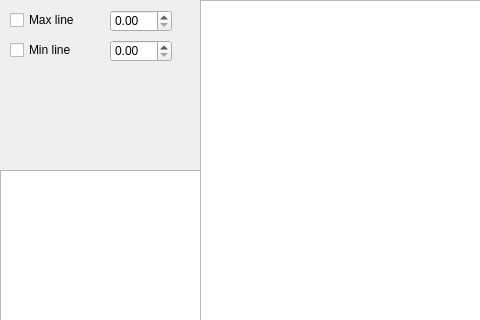
Before: the Qt Designer form ui/mainwindow.ui in MatteoFranchini01/python_graph_plotter, drawn with Qt 5; both pictures show x 0 to 480 and y 0 to 320 of the 800 by 600 pixel window.
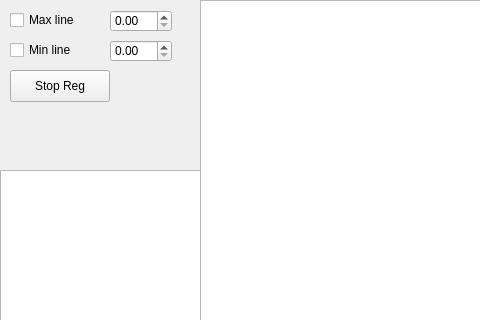
After: the same form once the commit is applied.

What changed in the file:
```diff
--- a/ui/mainwindow.ui
+++ b/ui/mainwindow.ui
@@ -92,6 +92,19 @@
          </rect>
         </property>
        </widget>
+       <widget class="QPushButton" name="stopRegButton">
+        <property name="geometry">
+         <rect>
+          <x>10</x>
+          <y>70</y>
+          <width>100</width>
+          <height>32</height>
+         </rect>
+        </property>
+        <property name="text">
+         <string>Stop Reg</string>
+        </property>
+       </widget>
       </widget>
      </item>
     </layout>
```
